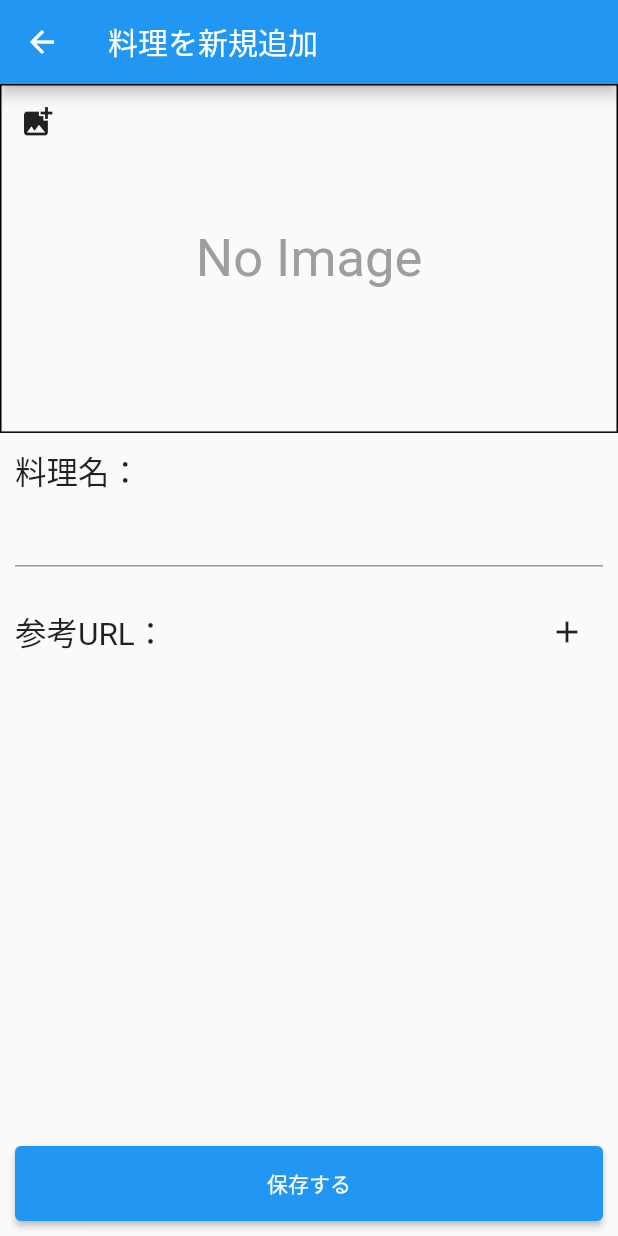
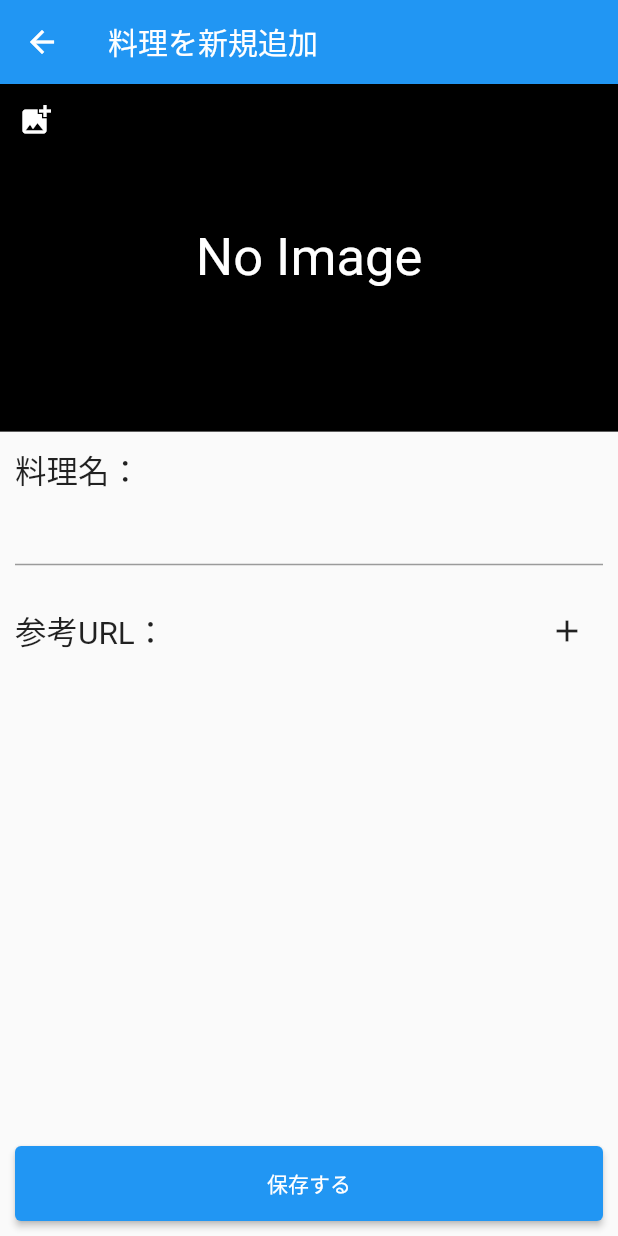
Before and after one commit to TaigaHoshino/MealLogger, a Flutter app: the MealListScreen screen opened directly, after a tap on the "add" icon, on a phone screen of 412 x 824 dp. Run offline on Flutter 3.47's test engine with Material 2 defaults, Android fonts, the phone set to English and light mode, and no system bars; our stand-ins replace drift, file_picker, freezed_annotation, get_it, rxdart; accounts and stored records are empty; generated files the repository leaves out were written again.

Commit message:
ファイルの配置を変更。料理リストのリストアイテムクラスを実装

```diff
--- a/meal_logger/lib/main.dart
+++ b/meal_logger/lib/main.dart
@@ -1,8 +1,8 @@
 import 'package:flutter/material.dart';
 import 'package:get_it/get_it.dart';
 import 'package:meal_logger/blocs/app_bloc.dart';
+import 'package:meal_logger/presenters/screens/main_screen.dart';
 import 'package:meal_logger/repositories/meal_repository.dart';
-import 'package:meal_logger/screens/main_screen.dart';
 
 void main() {
   GetIt.I.registerSingleton(AppBloc(MealRepository()));
--- a/meal_logger/lib/screens/meal_info_screen.dart
+++ b/meal_logger/lib/presenters/screens/meal_info_screen.dart
@@ -7,8 +7,8 @@ import 'package:get_it/get_it.dart';
 import 'package:meal_logger/dtos/meal_ref_url.dart';
 import 'package:url_launcher/url_launcher.dart';
 
-import '../blocs/app_bloc.dart';
-import '../dtos/meal.dart';
+import '../../blocs/app_bloc.dart';
+import '../../dtos/meal.dart';
 
 class MealInfoScreen extends StatefulWidget {
   final Meal _meal;
@@ -44,8 +44,7 @@ class _MealInfoScreenState extends State<MealInfoScreen> {
               SingleChildScrollView(
                 child: Column(
                   children: [
-                    Container(
-                      decoration: BoxDecoration(border: Border.all(color: Colors.black)),
+                    Container(decoration: const BoxDecoration(color: Colors.black),
                       child: Stack(
                         children: <Widget>[
                           AspectRatio(
@@ -55,7 +54,7 @@ class _MealInfoScreenState extends State<MealInfoScreen> {
                               child: Center(
                                   child: widget._mealPicture != null ?
                                     Image.file(widget._mealPicture!) :
-                                    const Text('No Image', textScaleFactor: 2.5, style: TextStyle(color: Colors.grey))
+                                    const Text('No Image', textScaleFactor: 2.5, style: TextStyle(color: Colors.white))
                               ),
                             )
                           ),
@@ -70,7 +69,7 @@ class _MealInfoScreenState extends State<MealInfoScreen> {
                                   // User canceled the picker
                                 }
                               },
-                            icon: const Icon(Icons.add_photo_alternate))
+                            icon: const Icon(Icons.add_photo_alternate, color: Colors.white))
                         ]
                       )
                     ),
```
Also changed, not shown: meal_logger/lib/presenters/components/meal_list_item_component.dart (added, +39 -0 lines), meal_logger/lib/presenters/screens/main_screen.dart (renamed from meal_logger/lib/screens/main_screen.dart, +4 -3 lines), meal_logger/lib/presenters/screens/meal_list_screen.dart (renamed from meal_logger/lib/screens/meal_list_screen.dart, +13 -11 lines), meal_logger/lib/presenters/screens/menu_log_screen.dart (renamed from meal_logger/lib/screens/menu_log_screen.dart), meal_logger/lib/presenters/screens/today_menu_screen.dart (renamed from meal_logger/lib/screens/today_menu_screen.dart).
